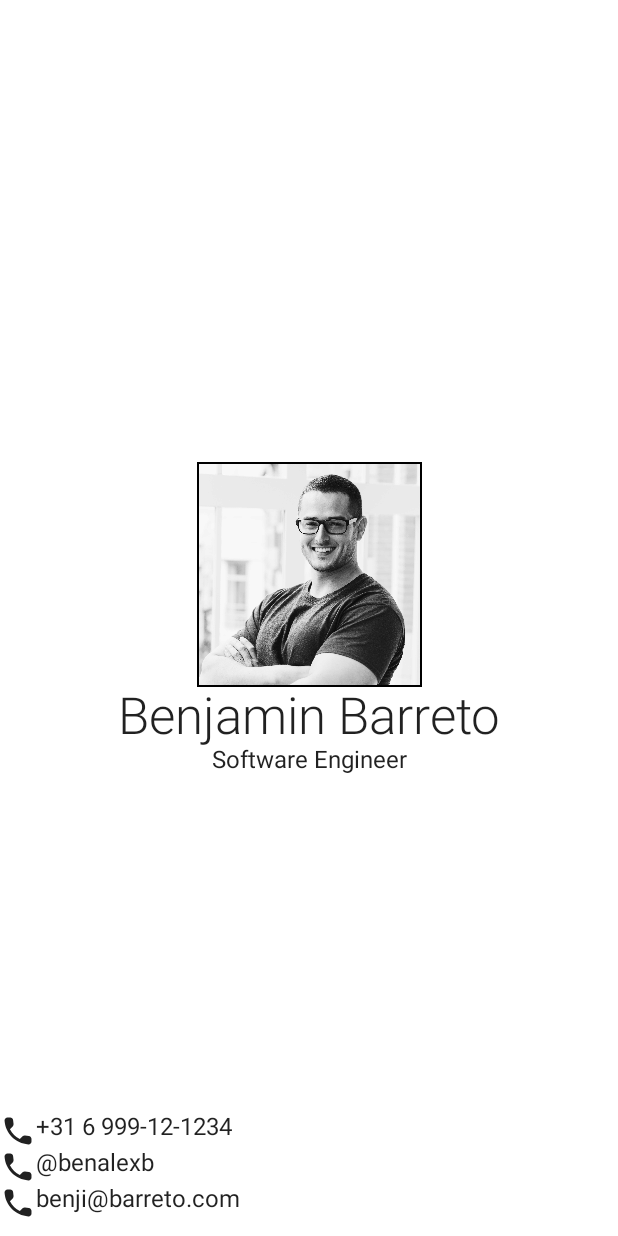
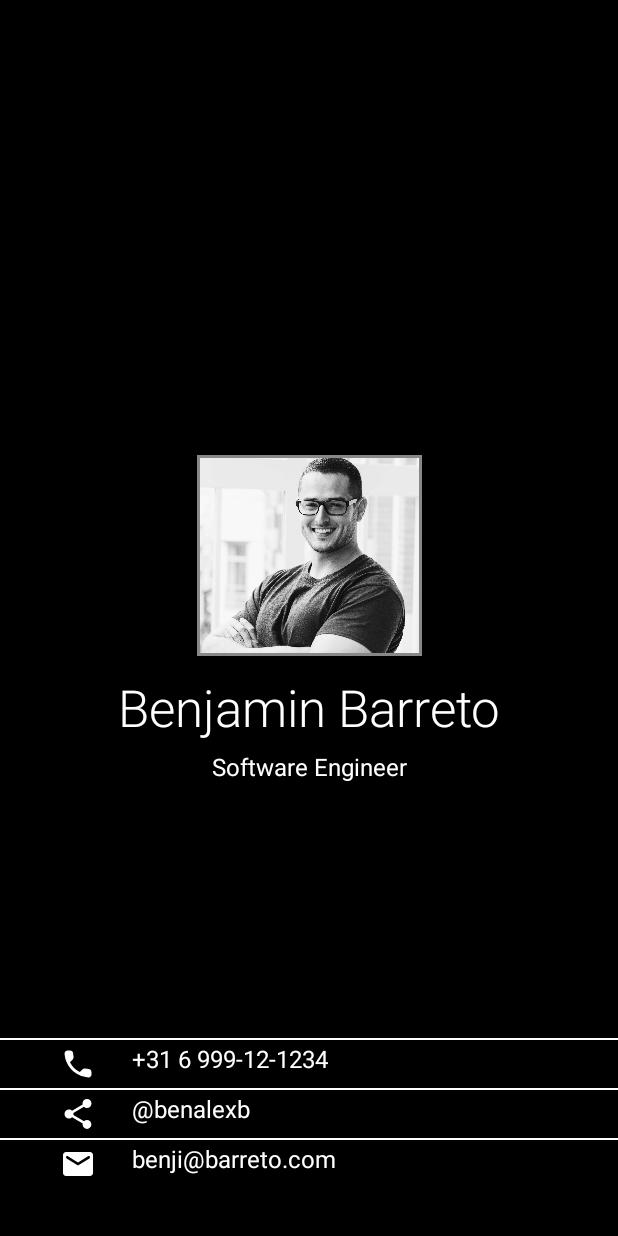
Before and after one commit to benalexb/android-lab, an Android app built with Jetpack Compose: the screen it shows after launch (MainActivity), on a phone screen of 412 x 824 dp. Run offline under Robolectric (Android 15) with nearby library versions, the phone set to English and light mode, and no system bars.

Commit message:
Finished business card lab

```diff
--- a/BusinessCard/app/src/main/java/com/example/businesscard/MainActivity.kt
+++ b/BusinessCard/app/src/main/java/com/example/businesscard/MainActivity.kt
@@ -5,6 +5,7 @@ import androidx.activity.ComponentActivity
 import androidx.activity.compose.setContent
 import androidx.compose.foundation.BorderStroke
 import androidx.compose.foundation.Image
+import androidx.compose.foundation.background
 import androidx.compose.foundation.border
 import androidx.compose.foundation.layout.*
 import androidx.compose.material.Icon
@@ -12,12 +13,15 @@ import androidx.compose.material.MaterialTheme
 import androidx.compose.material.Surface
 import androidx.compose.material.Text
 import androidx.compose.material.icons.Icons
+import androidx.compose.material.icons.rounded.Email
 import androidx.compose.material.icons.rounded.Phone
+import androidx.compose.material.icons.rounded.Share
 import androidx.compose.runtime.Composable
 import androidx.compose.ui.Alignment
 import androidx.compose.ui.Modifier
 import androidx.compose.ui.graphics.Color
 import androidx.compose.ui.graphics.vector.ImageVector
+import androidx.compose.ui.layout.ContentScale
 import androidx.compose.ui.res.painterResource
 import androidx.compose.ui.text.font.FontWeight
 import androidx.compose.ui.tooling.preview.Preview
@@ -48,7 +52,10 @@ fun NameSection(
     val image = painterResource(picture)
     val imageModifier = Modifier
         .size(150.dp)
-        .border(BorderStroke(1.dp, Color.Black))
+        .fillMaxSize()
+        .padding(bottom = 16.dp)
+        .border(BorderStroke(2.dp, Color.Gray))
+
     Row {
         Column(
             modifier = Modifier.fillMaxSize(),
@@ -58,14 +65,17 @@ fun NameSection(
             Image(
                 painter = image,
                 contentDescription = null,
-                modifier = imageModifier
+                modifier = imageModifier,
+                contentScale = ContentScale.Crop
             )
             Text(
                 text = name,
                 fontSize = 34.sp,
-                fontWeight = FontWeight.Light
+                fontWeight = FontWeight.Light,
+                color = Color.White,
+                modifier = Modifier.padding(bottom = 10.dp)
             )
-            Text(text = title)
+            Text(text = title, color = Color.White)
         }
     }
 }
@@ -77,17 +87,19 @@ fun ContactSection(
     emailAddress: String
 ) {
     Row(
-        modifier = Modifier
-            .padding(bottom = 10.dp)
+        modifier = Modifier.padding(bottom = 32.dp)
     ) {
         Column(
             modifier = Modifier.fillMaxSize(),
             verticalArrangement = Arrangement.Bottom,
             horizontalAlignment = Alignment.CenterHorizontally
         ) {
+            ContactRowSeparator()
             ContactRow(value = phoneNumber, icon = Icons.Rounded.Phone)
-            ContactRow(value = socialMedia, icon = Icons.Rounded.Phone)
-            ContactRow(value = emailAddress, icon = Icons.Rounded.Phone)
+            ContactRowSeparator()
+            ContactRow(value = socialMedia, icon = Icons.Rounded.Share)
+            ContactRowSeparator()
+            ContactRow(value = emailAddress, icon = Icons.Rounded.Email)
         }
     }
 }
@@ -98,16 +110,24 @@ fun ContactRow(
     icon: ImageVector
 ) {
     Row(
+        horizontalArrangement = Arrangement.Start,
         modifier = Modifier
             .fillMaxWidth()
+            .padding(horizontal = 40.dp, vertical = 4.dp)
     ) {
-        Icon(icon, contentDescription = null)
-        Text(text = value)
+        Icon(
+            icon,
+            tint = Color.White,
+            contentDescription = null,
+            modifier = Modifier.padding(end = 24.dp)
+        )
+        Text(text = value, color = Color.White)
     }
 }
 
 @Composable
 fun BusinessCard() {
+    Box(modifier = Modifier.background(Color.Black)) {
         NameSection(
             name = "Benjamin Barreto",
             title = "Software Engineer",
@@ -119,6 +139,17 @@ fun BusinessCard() {
             emailAddress = "benji@barreto.com"
         )
     }
+}
+
+@Composable
+fun ContactRowSeparator() {
+    Spacer(
+        Modifier
+            .height(1.dp)
+            .fillMaxWidth()
+            .background(Color.White)
+    )
+}
 
 @Preview(showBackground = true)
 @Composable
```
Lines whose indentation alone changed are shown as unchanged.
